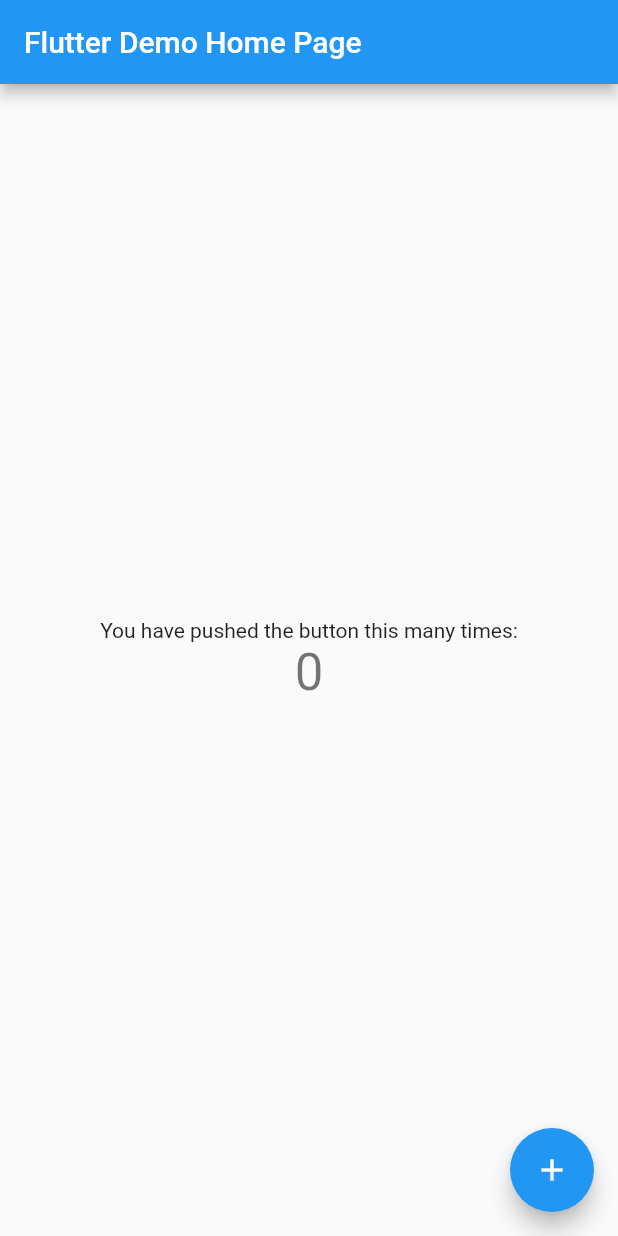
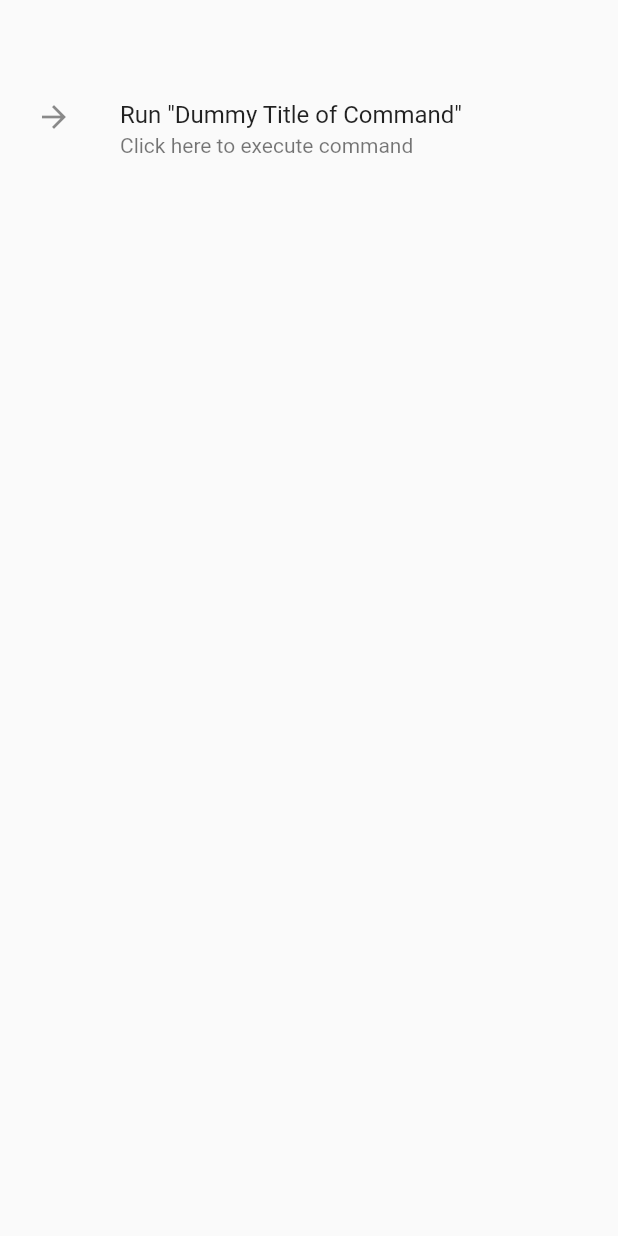
Before and after one commit to stefanhans/gcp-serverless-b8e-frontend, a Flutter app: the screen it shows after launch, on a phone screen of 412 x 824 dp. Run offline on Flutter 3.47's test engine with Material 2 defaults, Android fonts, the phone set to English and light mode, and no system bars; our stand-ins replace equatable, flutter_bloc.

Commit message:
adding basic debug screen

```diff
--- /dev/null
+++ b/frontend/lib/features/debug_feature/src/bloc/bloc.dart
@@ -0,0 +1 @@
+export 'debug_execution_bloc/bloc.dart';
--- /dev/null
+++ b/frontend/lib/features/debug_feature/src/bloc/debug_execution_bloc/bloc.dart
@@ -0,0 +1,3 @@
+export 'debug_execution_bloc.dart';
+export 'debug_execution_event.dart';
+export 'debug_execution_state.dart';
--- /dev/null
+++ b/frontend/lib/features/debug_feature/src/bloc/debug_execution_bloc/debug_execution_bloc.dart
@@ -0,0 +1,27 @@
+import 'package:flutter_bloc/flutter_bloc.dart';
+import 'package:frontend/features/debug_feature/src/data/data.dart';
+
+import 'bloc.dart';
+
+class DebugExecutionBloc
+    extends Bloc<DebugExecutionBlocEvent, DebugExecutionBlocState> {
+  DebugExecutionBloc(DebugExecutionBlocState initialState)
+      : super(initialState);
+
+  Command _currentCommand;
+
+  @override
+  Stream<DebugExecutionBlocState> mapEventToState(
+      DebugExecutionBlocEvent event) async* {
+    if (event is DebugRun && state is! DebugExecutionRunning) {
+      _currentCommand = event.command;
+      yield DebugExecutionRunning(_currentCommand);
+      final result = await event?.command?.command();
+      if (event?.test?.call(result) ?? true) {
+        yield DebugExecutionSuccess(result);
+      } else {
+        yield DebugExecutionFailure(result);
+      }
+    }
+  }
+}
--- /dev/null
+++ b/frontend/lib/features/debug_feature/src/bloc/debug_execution_bloc/debug_execution_event.dart
@@ -0,0 +1,22 @@
+import 'dart:async';
+
+import 'package:equatable/equatable.dart';
+import 'package:frontend/features/debug_feature/src/debug_feature.dart';
+import '../../data/debug_result.dart';
+
+class DebugExecutionBlocEvent extends Equatable {
+  const DebugExecutionBlocEvent();
+  @override
+  List<Object> get props => [];
+}
+
+class DebugRun extends DebugExecutionBlocEvent {
+  final Command command;
+  final bool Function(DebugResult) test;
+  DebugRun(
+    this.command, {
+    this.test,
+  });
+  @override
+  List<Object> get props => [command, test];
+}
--- /dev/null
+++ b/frontend/lib/features/debug_feature/src/bloc/debug_execution_bloc/debug_execution_state.dart
@@ -0,0 +1,31 @@
+import 'package:equatable/equatable.dart';
+import 'package:frontend/features/debug_feature/src/debug_feature.dart';
+
+class DebugExecutionBlocState extends Equatable {
+  const DebugExecutionBlocState();
+  @override
+  List<Object> get props => [];
+}
+
+class DebugExecutionRunning extends DebugExecutionBlocState {
+  final Command command;
+
+  DebugExecutionRunning(this.command);
+
+  @override
+  List<Object> get props => [command];
+}
+
+class DebugExecutionSuccess extends DebugExecutionBlocState {
+  final DebugResult result;
+  const DebugExecutionSuccess(this.result);
+  @override
+  List<Object> get props => [result];
+}
+
+class DebugExecutionFailure extends DebugExecutionBlocState {
+  final DebugResult result;
+  const DebugExecutionFailure(this.result);
+  @override
+  List<Object> get props => [result];
+}
--- /dev/null
+++ b/frontend/lib/features/debug_feature/src/data/commands.dart
@@ -0,0 +1,27 @@
+import 'package:equatable/equatable.dart';
+
+import 'debug_result.dart';
+
+class Command extends Equatable {
+  final String title;
+  final Future<DebugResult> Function() command;
+
+  const Command(this.title, this.command);
+
+  @override
+  List<Object> get props => [title, command];
+}
+
+class DummyCommand extends Command {
+  DummyCommand()
+      : super(
+          'Dummy Title of Command',
+          () async {
+            await Future.delayed(const Duration(seconds: 3));
+            return DebugResult(
+              'Dummy title of response',
+              'Dummy Raw Content',
+            );
+          },
+        );
+}
--- /dev/null
+++ b/frontend/lib/features/debug_feature/src/data/data.dart
@@ -0,0 +1,2 @@
+export 'commands.dart';
+export 'debug_result.dart';
--- /dev/null
+++ b/frontend/lib/features/debug_feature/src/data/debug_result.dart
@@ -0,0 +1,18 @@
+import 'package:equatable/equatable.dart';
+
+class DebugResult extends Equatable {
+  final String title;
+  final String rawResponse;
+  final Object Function(String) mapRawResponse;
+
+  Object get objectResponse => mapRawResponse(rawResponse);
+
+  const DebugResult(
+    this.title,
+    this.rawResponse, [
+    this.mapRawResponse,
+  ]);
+
+  @override
+  List<Object> get props => [title, rawResponse];
+}
--- /dev/null
+++ b/frontend/lib/features/debug_feature/src/debug_feature.dart
@@ -0,0 +1,4 @@
+export 'bloc/bloc.dart';
+export 'data/data.dart';
+export 'view/view.dart';
+export 'widget/widget.dart';
--- /dev/null
+++ b/frontend/lib/features/debug_feature/src/view/debug_view.dart
@@ -0,0 +1,63 @@
+import 'package:flutter/material.dart';
+import 'package:flutter_bloc/flutter_bloc.dart';
+import 'package:frontend/features/debug_feature/src/bloc/bloc.dart';
+import 'package:frontend/features/debug_feature/src/data/data.dart';
+import 'package:frontend/features/debug_feature/src/widget/widget.dart';
+
+class DebugPageWidget extends StatelessWidget {
+  @override
+  Widget build(BuildContext context) {
+    return BlocProvider(
+      create: (_) => DebugExecutionBloc(
+        DebugExecutionSuccess(null),
+      ),
+      child: _DebugContentPageWidget(),
+    );
+  }
+}
+
+class _DebugContentPageWidget extends StatelessWidget {
+  @override
+  Widget build(BuildContext context) {
+    final command = DummyCommand();
+    return Scaffold(
+      body: Padding(
+        padding: EdgeInsets.only(
+          top: 50,
+          left: 8,
+          right: 8,
+        ),
+        child: Column(
+          //TODO: replace with listView
+          children: [
+            Center(
+              child: BlocBuilder<DebugExecutionBloc, DebugExecutionBlocState>(
+                cubit: BlocProvider.of<DebugExecutionBloc>(context),
+                builder: (context, state) {
+                  if (state is DebugExecutionRunning &&
+                      state.command.runtimeType == command.runtimeType) {
+                    //Loading
+                    return ExecutionTriggerWidget<DummyCommand>.loading(
+                        command);
+                  } else if (state is DebugExecutionSuccess) {
+                    if (state.result == null) {
+                      //Default
+                      return ExecutionTriggerWidget<DummyCommand>(command);
+                    } else {
+                      return ExecutionTriggerWidget.ready(command, state.result);
+                    }
+                  } else if (state is DebugExecutionFailure) {
+                      return ExecutionTriggerWidget.ready(command, state.result);
+                  } else {
+                      //Default
+                      return ExecutionTriggerWidget<DummyCommand>(command);
+                  }
+                },
+              ),
+            ),
+          ],
+        ),
+      ),
+    );
+  }
+}
--- /dev/null
+++ b/frontend/lib/features/debug_feature/src/view/view.dart
@@ -0,0 +1 @@
+export 'debug_view.dart';
--- /dev/null
+++ b/frontend/lib/features/debug_feature/src/widget/execution_trigger_widget.dart
@@ -0,0 +1,53 @@
+import 'package:flutter/material.dart';
+import 'package:flutter_bloc/flutter_bloc.dart';
+import 'package:frontend/features/debug_feature/src/bloc/bloc.dart';
+import 'package:frontend/features/debug_feature/src/data/data.dart';
+import 'package:frontend/features/debug_feature/src/debug_feature.dart';
+
+class ExecutionTriggerWidget<SpecificCommand extends Command>
+    extends StatelessWidget {
+  final SpecificCommand command;
+  final bool _loading;
+  final DebugResult result;
+
+  ExecutionTriggerWidget(this.command)
+      : result = null,
+        _loading = false;
+
+  ExecutionTriggerWidget.loading(this.command)
+      : result = null,
+        _loading = true;
+
+  ExecutionTriggerWidget.ready(this.command, this.result) : _loading = false;
+
+  @override
+  Widget build(BuildContext context) {
+    if (_loading) {
+      return Center(
+          child: ListTile(
+        leading: Icon(Icons.update),
+        title: Text('running...'),
+        onTap: null,
+      ));
+    } else {
+      return Center(
+        child: ListTile(
+          leading: Icon(Icons.arrow_forward),
+          title: result == null ? Text('Run "${command.title}"') : Text('Finished "${command.title}"'),
+          subtitle: result == null ? Text('Click here to execute command') : Text('Click to view response'),
+          onTap: () {
+            if (result != null) {
+              Navigator.of(context).push(MaterialPageRoute(builder: (context) {
+                return DebugPageWidget(); //TODO: push correct route and verify back button on top
+              }));
+            } else {
+              BlocProvider.of<DebugExecutionBloc>(context).add(
+                DebugRun(command),
+              );
+            }
+          },
+        ),
+      );
+    }
+  }
+}
--- /dev/null
+++ b/frontend/lib/features/debug_feature/src/widget/widget.dart
@@ -0,0 +1 @@
+export 'execution_trigger_widget.dart';
--- a/frontend/lib/main.dart
+++ b/frontend/lib/main.dart
@@ -1,117 +1,50 @@
 import 'package:flutter/material.dart';
+import 'features/debug_feature/src/debug_feature.dart';//TODO: optimise imports (artifactory)
 
 void main() {
-  runApp(MyApp());
+  runApp(BookAShare());
 }
 
-class MyApp extends StatelessWidget {
-  // This widget is the root of your application.
+class BookAShare extends StatelessWidget {
   @override
   Widget build(BuildContext context) {
     return MaterialApp(
-      title: 'Flutter Demo',
+      title:
+          'BookAShare', //TODO: replace hard coded strings with references to SID's
       theme: ThemeData(
-        // This is the theme of your application.
-        //
-        // Try running your application with "flutter run". You'll see the
-        // application has a blue toolbar. Then, without quitting the app, try
-        // changing the primarySwatch below to Colors.green and then invoke
-        // "hot reload" (press "r" in the console where you ran "flutter run",
-        // or simply save your changes to "hot reload" in a Flutter IDE).
-        // Notice that the counter didn't reset back to zero; the application
-        // is not restarted.
-        primarySwatch: Colors.blue,
-        // This makes the visual density adapt to the platform that you run
-        // the app on. For desktop platforms, the controls will be smaller and
-        // closer together (more dense) than on mobile platforms.
+        primaryColor: Colors.amber,
+        canvasColor: Colors.blueGrey.shade800,
+        accentColor: Colors.white,
         visualDensity: VisualDensity.adaptivePlatformDensity,
+        backgroundColor: Colors.amber.shade200,
       ),
-      home: MyHomePage(title: 'Flutter Demo Home Page'),
+      home: MainTabPageWidget(),
     );
   }
 }
 
-class MyHomePage extends StatefulWidget {
-  MyHomePage({Key key, this.title}) : super(key: key);
-
-  // This widget is the home page of your application. It is stateful, meaning
-  // that it has a State object (defined below) that contains fields that affect
-  // how it looks.
-
-  // This class is the configuration for the state. It holds the values (in this
-  // case the title) provided by the parent (in this case the App widget) and
-  // used by the build method of the State. Fields in a Widget subclass are
-  // always marked "final".
-
-  final String title;
-
+class MainTabPageWidget extends StatefulWidget {
   @override
-  _MyHomePageState createState() => _MyHomePageState();
+  _MainTaps createState() {
+    final mainTaps = _MainTaps();
+    mainTaps.tapViews.addAll([
+      //TODO: fill with actual features
+      SizedBox.shrink(),
+      SizedBox.shrink(),
+      SizedBox.shrink(),
+    ]);
+    return mainTaps;
+  }
 }
 
-class _MyHomePageState extends State<MyHomePage> {
-  int _counter = 0;
-
-  void _incrementCounter() {
-    setState(() {
-      // This call to setState tells the Flutter framework that something has
-      // changed in this State, which causes it to rerun the build method below
-      // so that the display can reflect the updated values. If we changed
-      // _counter without calling setState(), then the build method would not be
-      // called again, and so nothing would appear to happen.
-      _counter++;
-    });
-  }
+class _MainTaps extends State<MainTabPageWidget> {
+  int tabIndex = 0;
+  List<Widget> tapViews = [];
 
   @override
   Widget build(BuildContext context) {
-    // This method is rerun every time setState is called, for instance as done
-    // by the _incrementCounter method above.
-    //
-    // The Flutter framework has been optimized to make rerunning build methods
-    // fast, so that you can just rebuild anything that needs updating rather
-    // than having to individually change instances of widgets.
-    return Scaffold(
-      appBar: AppBar(
-        // Here we take the value from the MyHomePage object that was created by
-        // the App.build method, and use it to set our appbar title.
-        title: Text(widget.title),
-      ),
-      body: Center(
-        // Center is a layout widget. It takes a single child and positions it
-        // in the middle of the parent.
-        child: Column(
-          // Column is also a layout widget. It takes a list of children and
-          // arranges them vertically. By default, it sizes itself to fit its
-          // children horizontally, and tries to be as tall as its parent.
-          //
-          // Invoke "debug painting" (press "p" in the console, choose the
-          // "Toggle Debug Paint" action from the Flutter Inspector in Android
-          // Studio, or the "Toggle Debug Paint" command in Visual Studio Code)
-          // to see the wireframe for each widget.
-          //
-          // Column has various properties to control how it sizes itself and
-          // how it positions its children. Here we use mainAxisAlignment to
-          // center the children vertically; the main axis here is the vertical
-          // axis because Columns are vertical (the cross axis would be
-          // horizontal).
-          mainAxisAlignment: MainAxisAlignment.center,
-          children: <Widget>[
-            Text(
-              'You have pushed the button this many times:',
-            ),
-            Text(
-              '$_counter',
-              style: Theme.of(context).textTheme.headline4,
-            ),
-          ],
-        ),
-      ),
-      floatingActionButton: FloatingActionButton(
-        onPressed: _incrementCounter,
-        tooltip: 'Increment',
-        child: Icon(Icons.add),
-      ), // This trailing comma makes auto-formatting nicer for build methods.
+    return MaterialApp(
+      home: DebugPageWidget(),
     );
   }
 }
```
